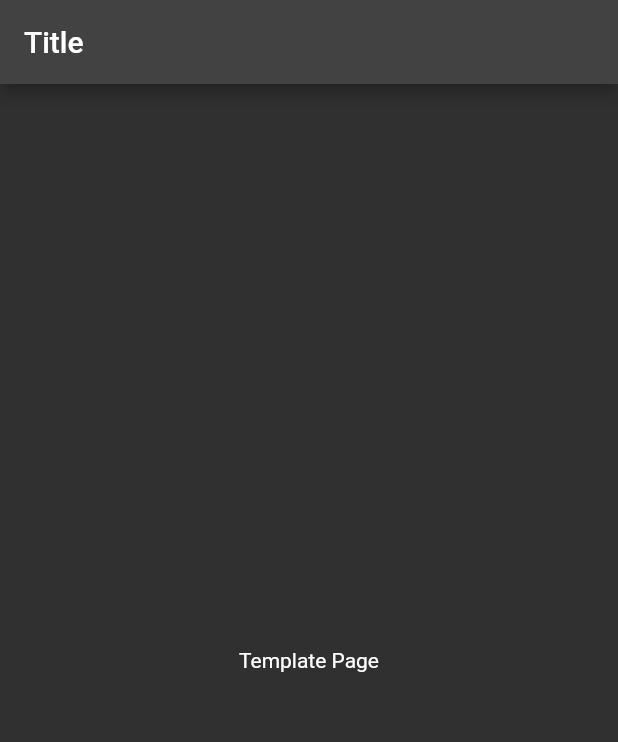
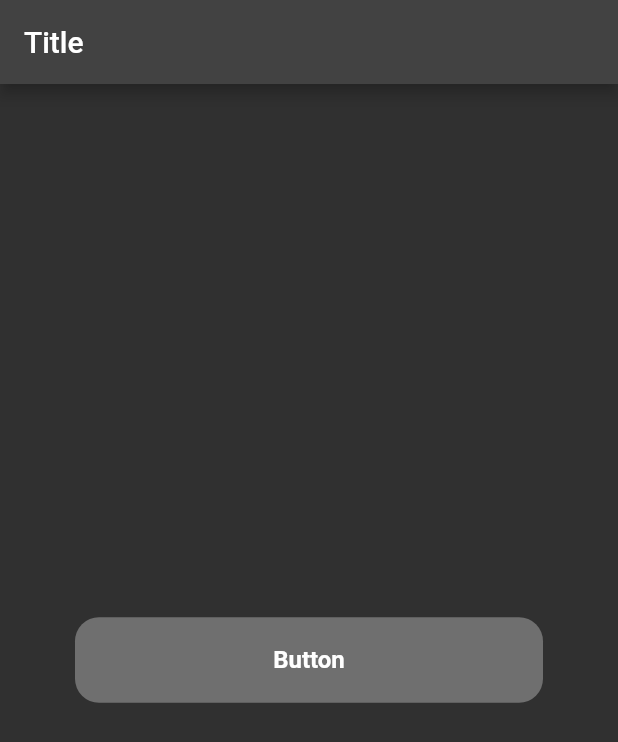
Before and after one commit to OmarElhassaniAlaoui/MealTime_app, a Flutter app: the screen it shows after launch, on a phone screen of 412 x 824 dp. Shown: the top 742 px of the screen. Run offline on Flutter 3.47's test engine with Material 3 defaults, Android fonts, the phone set to English and light mode, and no system bars; our stand-ins replace go_router.

Commit message:
button reusable widget - desing

````diff
--- a/lib/src/app/themes/app_palette.dart
+++ b/lib/src/app/themes/app_palette.dart
@@ -2,6 +2,7 @@ import 'package:flutter/material.dart';
 
 class AppPalette {
   AppPalette._();
+
   static const MaterialColor primarySwatch = MaterialColor(
     0xFFF58700,
     <int, Color>{
@@ -57,4 +58,6 @@ class AppPalette {
   static const Color black = Color(0xFF1A1A1A);
   static const Color white = Color(0xFFFFFFFF);
   static const Color backgroundColor = Color(0xFFFFFAF5);
+
+  // btn colors
 }
--- /dev/null
+++ b/lib/src/app/widgets/Button-widget/button_enum.dart
@@ -0,0 +1,7 @@
+/// Enum to define the type of the button.
+enum ButtonType {
+  primary,
+  secondary,
+  tertiary,
+  disabled,
+}
--- /dev/null
+++ b/lib/src/app/widgets/Button-widget/button_widget.dart
@@ -0,0 +1,156 @@
+import 'package:flutter/material.dart';
+import 'package:meal_time_app/src/app/themes/app_palette.dart';
+import 'package:meal_time_app/src/app/widgets/Button-widget/button_enum.dart';
+
+/// A customizable button widget that adapts to different use cases.
+///
+/// Features:
+/// - Supports multiple button types: [ButtonType.primary], [ButtonType.secondary], [ButtonType.tertiary], and [ButtonType.disabled].
+/// - Can display a loading spinner when `isLoading` is true.
+/// - Supports enabling/disabling via the `isDisabled` flag.
+/// - Fully customizable in terms of width, height, border radius, and colors.
+///
+/// Example:
+/// ```dart
+/// ButtonWidget(
+///   text: 'Submit',
+///   onPressed: () {
+///     print('Button pressed');
+///   },
+///   type: ButtonType.primary,
+///   isLoading: false,
+///   isDisabled: false,
+/// )
+/// ```
+class ButtonWidget extends StatelessWidget {
+  /// The text to display on the button.
+  final String text;
+
+  /// The callback to be executed when the button is pressed.
+  /// Set to `null` when `isLoading` or `isDisabled` is true.
+  final VoidCallback? onPressed;
+
+  /// The type of the button. Defaults to [ButtonType.primary].
+  final ButtonType type;
+
+  /// The width of the button. Defaults to filling the available width.
+  final double? width;
+
+  /// The height of the button. Defaults to 57.0.
+  final double height;
+
+  /// The border radius of the button. Defaults to 16.0.
+  final double borderRadius;
+
+  /// Whether the button should display a loading spinner. Defaults to `false`.
+  final bool isLoading;
+
+  /// Whether the button should be disabled. Defaults to `false`.
+  final bool isDisabled;
+
+  /// Creates a customizable button widget.
+  const ButtonWidget({
+    super.key,
+    required this.text,
+    this.onPressed,
+    this.type = ButtonType.primary,
+    this.width,
+    this.height = 57.0,
+    this.borderRadius = 16.0,
+    this.isLoading = false,
+    this.isDisabled = false,
+  });
+
+  @override
+  Widget build(BuildContext context) {
+    return SizedBox(
+      width: width ?? double.infinity,
+      height: height,
+      child: ElevatedButton(
+        /// Disables the button if `isLoading` or `isDisabled` is true.
+        onPressed: (isLoading || isDisabled) ? null : onPressed,
+        style: _getButtonStyle(),
+        child: _buildButtonChild(),
+      ),
+    );
+  }
+
+  /// Builds the child widget for the button, which is either a loading spinner or the button text.
+  Widget _buildButtonChild() {
+    if (isLoading) {
+      return const SizedBox(
+        height: 20,
+        width: 20,
+        child: CircularProgressIndicator(
+          valueColor: AlwaysStoppedAnimation<Color>(AppPalette.white),
+          strokeWidth: 2,
+        ),
+      );
+    }
+    return Text(
+      text,
+      style: _getTextStyle(),
+    );
+  }
+
+  /// Returns the button style based on its state (enabled/disabled) and type.
+  ButtonStyle _getButtonStyle() {
+    return ButtonStyle(
+      backgroundColor: WidgetStateProperty.resolveWith<Color>(
+        (Set<WidgetState> states) {
+          if (isDisabled || states.contains(WidgetState.disabled)) {
+            return _getButtonColor().withOpacity(0.6);
+          }
+          return _getButtonColor();
+        },
+      ),
+      shape: WidgetStateProperty.all<RoundedRectangleBorder>(
+        RoundedRectangleBorder(
+          borderRadius: BorderRadius.circular(borderRadius),
+          side: _getBorderSide(),
+        ),
+      ),
+      elevation: WidgetStateProperty.all(0),
+    );
+  }
+
+  /// Returns the appropriate button color based on its type.
+  Color _getButtonColor() {
+    switch (type) {
+      case ButtonType.primary:
+        return AppPalette.primarySwatch[500]!;
+      case ButtonType.secondary:
+        return AppPalette.white;
+      case ButtonType.tertiary:
+        return AppPalette.primarySwatch[600]!;
+      case ButtonType.disabled:
+        return AppPalette.greySwatch;
+    }
+  }
+
+  /// Returns the border style for the button.
+  ///
+  /// Buttons of type [ButtonType.secondary] have a grey border,
+  /// while others have no border.
+  BorderSide _getBorderSide() {
+    if (type == ButtonType.secondary) {
+      return const BorderSide(color: AppPalette.greySwatch, width: 1);
+    }
+    return BorderSide.none;
+  }
+
+  /// Returns the text style for the button.
+  ///
+  /// The text color changes based on the button type and whether it is disabled.
+  TextStyle _getTextStyle() {
+    return TextStyle(
+      fontSize: 16,
+      fontWeight: FontWeight.w600,
+      color: isDisabled
+          ? Colors.grey
+          : (type == ButtonType.secondary
+              ? AppPalette.black
+              : AppPalette.white),
+    );
+  }
+}
--- a/lib/src/presentation/template/pages/template_page.dart
+++ b/lib/src/presentation/template/pages/template_page.dart
@@ -1,4 +1,6 @@
 import 'package:flutter/material.dart';
+import 'package:meal_time_app/src/app/widgets/Button-widget/button_enum.dart';
+import 'package:meal_time_app/src/app/widgets/Button-widget/button_widget.dart';
 
 class TemplatePage extends StatelessWidget {
   const TemplatePage({super.key});
@@ -9,8 +11,17 @@ class TemplatePage extends StatelessWidget {
       appBar: AppBar(
         title: const Text('Title'),
       ),
-      body: const Center(
-        child: Text('Template Page'),
+      body: Center(
+        child: Padding(
+          padding: EdgeInsets.symmetric(horizontal: 50),
+          child: ButtonWidget(
+            text: "Button",
+            borderRadius: 16.0,
+            type: ButtonType.disabled,
+            height: 57.0,
+
+          ),
+        ),
       ),
     );
   }
````
Also changed, not shown: pubspec.lock.
